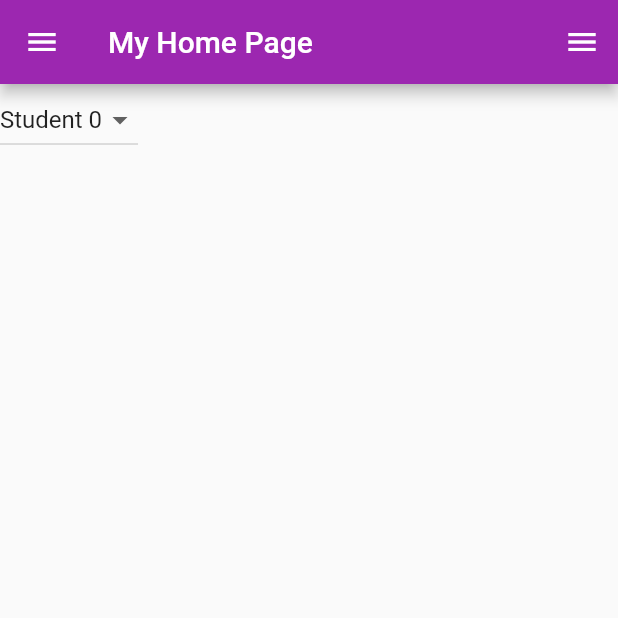
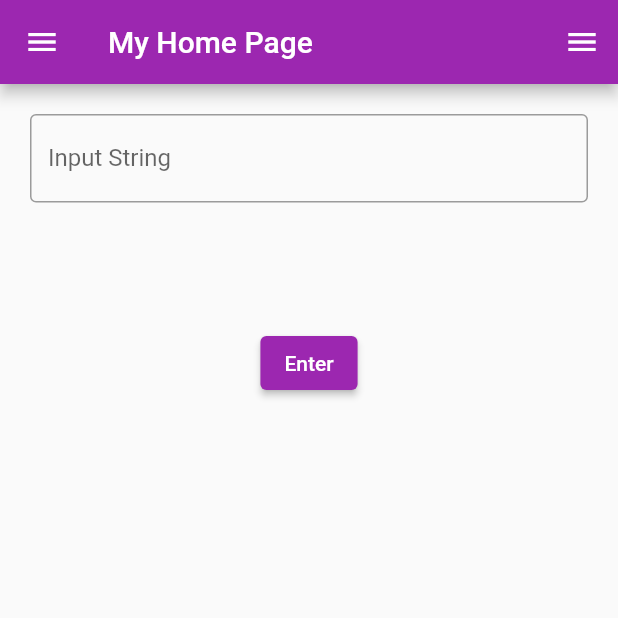
Before and after one commit to gaeun23/flutter-practice, a Flutter app: the screen it shows after launch, on a phone screen of 412 x 824 dp, the top half of it. Run offline on Flutter 3.47's test engine with Material 2 defaults, Android fonts, the phone set to English and light mode, and no system bars.

Commit message:
TextField widgets

```diff
--- a/lib/main.dart
+++ b/lib/main.dart
@@ -27,8 +27,12 @@ class MyHomePage extends StatefulWidget {
 }
 
 class _MyHomePageState extends State<MyHomePage> {
-  final _valueList = List.generate(10, (index) => 'Student $index');
-  var _selectedValue = 'Student 0';
+  final _myController = TextEditingController();
+
+  void dispose() {
+    _myController.dispose();
+    super.dispose();
+  }
 
   @override
   Widget build(BuildContext context) {
@@ -37,18 +41,35 @@ class _MyHomePageState extends State<MyHomePage> {
         title: const Text('My Home Page'),
         actions: [IconButton(onPressed: () {}, icon: const Icon(Icons.menu))],
       ),
-      body: DropdownButton(
-        value: _selectedValue,
-        items: _valueList.map(
-          (value) {
-            return DropdownMenuItem(value: value, child: Text(value));
-          },
-        ).toList(),
-        onChanged: (value) {
-          setState(() {
-            _selectedValue = value!;
-          });
-        },
+      body: Padding(
+        padding: EdgeInsets.all(20.0),
+        child: Column(
+          children: [
+            TextField(
+              decoration: const InputDecoration(
+                border: OutlineInputBorder(),
+                labelText: 'Input String',
+              ),
+              controller: _myController,
+            ),
+            const SizedBox(
+              height: 30,
+            ),
+            Text(
+              _myController.text,
+              style: const TextStyle(fontSize: 20),
+            ),
+            const SizedBox(
+              height: 30,
+            ),
+            ElevatedButton(
+              onPressed: () {
+                setState(() {});
+              },
+              child: const Text('Enter'),
+            ),
+          ],
+        ),
       ),
       drawer: const Drawer(),
     );
```
